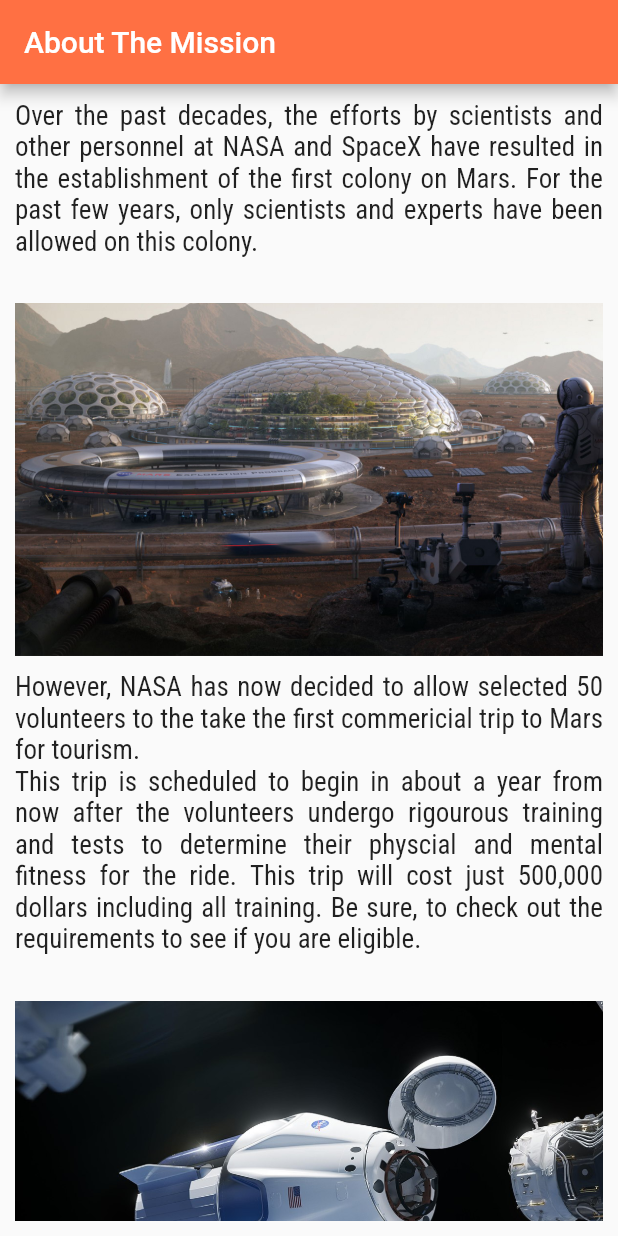
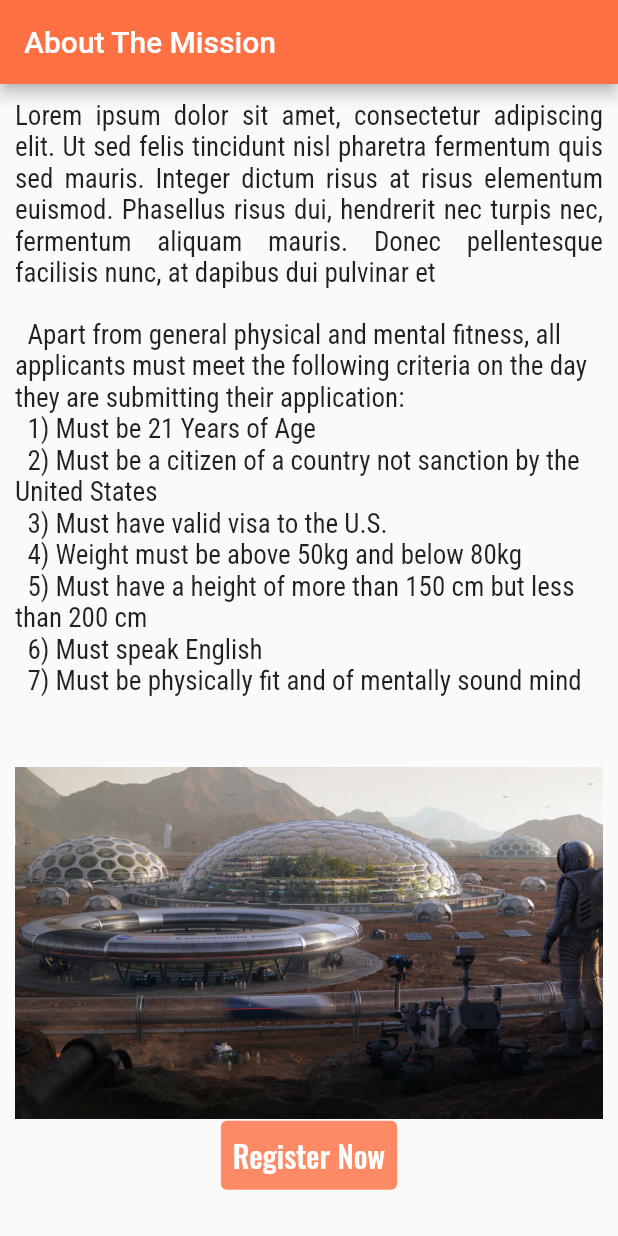
Before and after one commit to ion05/flight_to_mars, a Flutter app: the screen it shows after launch, after a tap on "About The Mission", on a phone screen of 412 x 824 dp. Run offline on Flutter 3.47's test engine with Material 2 defaults, Android fonts, the phone set to English and light mode, and no system bars; our stand-ins replace cloud_firestore, confetti, country_picker, dropdown_formfield, email_validator, firebase_auth and 3 more; missing offline and left inert: mailto; accounts and stored records are empty.

Commit message:
bug fixes

```diff
--- a/lib/screens/about.dart
+++ b/lib/screens/about.dart
@@ -1,14 +1,6 @@
 import 'package:flutter/material.dart';
 
 class AboutPage extends StatelessWidget {
-  final aboutMission = '''
-    Over the past decades, the efforts by scientists and other personnel at NASA and SpaceX have resulted in the establishment of the first colony on Mars. For the past few years, only scientists and experts have been allowed on this colony.
-  ''';
-  final spaceTrip = '''
- However, NASA has now decided to allow selected 50 volunteers to the take the first commericial trip to Mars for tourism.
-    This trip is scheduled to begin in about a year from now after the volunteers undergo rigourous training and tests to determine their physcial and mental fitness for the ride. This trip will cost just 500,000 dollars including all training. Be sure, to check out the requirements to see if you are eligible.
-  ''';
-
   final requirements = '''
   Apart from general physical and mental fitness, all applicants must meet the following criteria on the day they are submitting their application:
   1) Must be 21 Years of Age
@@ -35,29 +27,10 @@ class AboutPage extends StatelessWidget {
             crossAxisAlignment: CrossAxisAlignment.start,
             children: [
               Text(
-                aboutMission,
+                'Lorem ipsum dolor sit amet, consectetur adipiscing elit. Ut sed felis tincidunt nisl pharetra fermentum quis sed mauris. Integer dictum risus at risus elementum euismod. Phasellus risus dui, hendrerit nec turpis nec, fermentum aliquam mauris. Donec pellentesque facilisis nunc, at dapibus dui pulvinar et',
                 textAlign: TextAlign.justify,
                 style:
                     TextStyle(fontFamily: "Roboto-Condensed", fontSize: 18.0),
-              ),
-              SizedBox(
-                height: 10.0,
-              ),
-              Image(
-                image: AssetImage('assets/images/mars_base.jpg'),
-              ),
-              SizedBox(height: 10.0),
-              Text(
-                spaceTrip,
-                textAlign: TextAlign.justify,
-                style:
-                    TextStyle(fontFamily: 'Roboto-Condensed', fontSize: 18.0),
-              ),
-              SizedBox(
-                height: 10.0,
-              ),
-              Image(
-                image: AssetImage('assets/images/space_trip.jpg'),
               ),
               SizedBox(
                 height: 20.0,
@@ -69,6 +42,9 @@ class AboutPage extends StatelessWidget {
               ),
               SizedBox(
                 height: 5.0,
+              ),
+              Image(
+                image: AssetImage('assets/images/mars_base.jpg'),
               ),
               Row(
                 mainAxisAlignment: MainAxisAlignment.center,
--- a/lib/screens/admin.dart
+++ b/lib/screens/admin.dart
@@ -63,7 +63,7 @@ class _AdminPanelState extends State<AdminPanel> {
                                     fontFamily: 'Oswald', fontSize: 20.0),
                               ),
                               subtitle: Text(
-                                "Age: ${temp['age']} \nCountry: ${temp['country']} \nPassport Number: ${temp['passId']} \nHeight: ${temp['height']}\nWeight: ${temp['weight']}\nMedical History: ${temp['disease']}\nReason of Participation: ${temp['reason']}",
+                                "Age: ${temp['age']}\nGender: ${temp['gender']} \nCountry: ${temp['country']} \nPassport Number: ${temp['passId']} \nHeight: ${temp['height']}\nWeight: ${temp['weight']}\nMedical History: ${temp['disease']}\nReason of Participation: ${temp['reason']}",
                                 style: TextStyle(
                                     fontFamily: 'Roboto-Condensed',
                                     fontSize: 15.0),
--- a/lib/screens/otp.dart
+++ b/lib/screens/otp.dart
@@ -116,10 +116,9 @@ class _OTPVerificationState extends State<OTPVerification> {
                             if (valPhone.isEmpty) {
                               return 'You must enter a valid Phone Number';
                             }
-                            // if (phoneNumbers.contains(valPhone) == false) {
-                            //   return 'Invalid Admin Phone Number. Enter with country code';
-                            // }
-                            else {
+                            if (phoneNumbers.contains(valPhone) == false) {
+                              return 'Invalid Admin Phone Number. Enter with country code';
+                            } else {
                               return null;
                             }
                           }),
--- a/lib/screens/register.dart
+++ b/lib/screens/register.dart
@@ -375,19 +375,19 @@ class _RegisterPageState extends State<RegisterPage> {
                                 });
                                 await _auth.createUserWithEmailAndPassword(
                                     email: email, password: pass);
-                                print('Registered Sucessfully');
                                 final currentUser = _auth.currentUser;
                                 await users.doc(currentUser.uid).set({
                                   'full_name': name,
                                   'email': email,
                                   'age': int.parse(age),
+                                  'gender': gender,
                                   'country': country,
                                   'passId': passId,
                                   'height': height,
                                   'weight': weight,
                                   'disease': disease,
                                   'reason': reason
-                                }).then((value) => print('User Added'));
+                                });
                                 setState(() {
                                   loading = false;
                                 });
--- a/pubspec.yaml
+++ b/pubspec.yaml
@@ -57,7 +57,6 @@ flutter:
   assets:
     - assets/images/logo.jpg
     - assets/images/mars_base.jpg
-    - assets/images/space_trip.jpg
     - assets/images/pd.jpg
     - assets/images/green-tick.png
 
```
Also changed, not shown: assets/images/space_trip.jpg (deleted).
